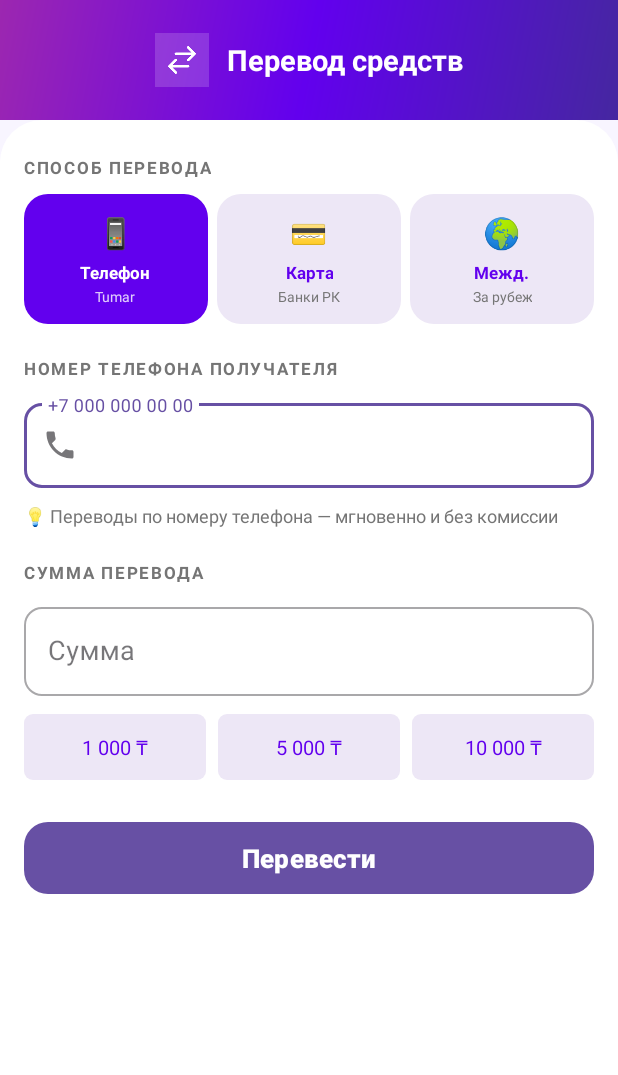
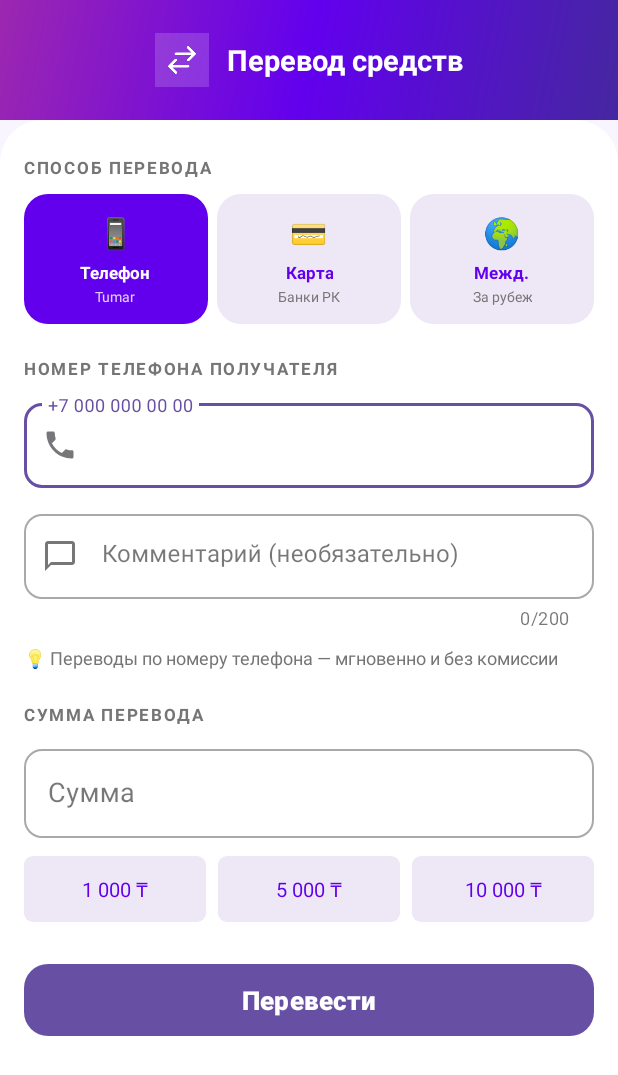
Before and after one commit to NailGareev/TumarSuperApp, an Android app: the fragment TransferFragment shown on its own in the app's theme, on a phone screen of 412 x 824 dp. Shown: the top 1075 px of the screen. Run offline under Robolectric (Android 15) with nearby library versions, the phone set to English and light mode, and no system bars; 1 statement that could not run was skipped.

Commit message:
Add comment field to phone transfer with DB persistence
- New TextInputLayout (til_phone_comment / et_phone_comment) in the
  phone section of the transfer screen, with a message icon and a
  200-char counter. Field is optional and is cleared after a
  successful transfer.
- TransferRequest now carries an optional description field (null when
  blank so it is omitted from the JSON rather than sent as empty).
- TransferFragment reads the comment and passes it to the API call.
- Node.js /api/transfer now extracts description from the request body
  and saves it to transactions.description (trimmed, max 200 chars).
- Both sender and recipient already see the description in the
  Notifications → Переводы tab via TransferNotifAdapter.

https://claude.ai/code/session_01QGJuRi8BHGViYwG2bmUdGu

```diff
--- a/app/src/main/java/com/digitalcompany/tumarsuperapp/TransferFragment.java
+++ b/app/src/main/java/com/digitalcompany/tumarsuperapp/TransferFragment.java
@@ -57,6 +57,8 @@ public class TransferFragment extends Fragment {
     // ── Phone inputs ──────────────────────────────────────────────────────────
     private TextInputLayout tilRecipientPhone;
     private TextInputEditText etRecipientPhone;
+    private TextInputLayout tilPhoneComment;
+    private TextInputEditText etPhoneComment;
 
     // ── Recipient lookup ──────────────────────────────────────────────────────
     private CardView cardRecipientInfo, cardRecipientNotFound;
@@ -121,6 +123,8 @@ public class TransferFragment extends Fragment {
         // Phone
         tilRecipientPhone = view.findViewById(R.id.til_recipient_phone);
         etRecipientPhone = view.findViewById(R.id.et_recipient_phone);
+        tilPhoneComment = view.findViewById(R.id.til_phone_comment);
+        etPhoneComment = view.findViewById(R.id.et_phone_comment);
         cardRecipientInfo = view.findViewById(R.id.card_recipient_info);
         cardRecipientNotFound = view.findViewById(R.id.card_recipient_not_found);
         cardLookupLoading = view.findViewById(R.id.card_lookup_loading);
@@ -371,10 +375,11 @@ public class TransferFragment extends Fragment {
 
         if (invalid || amount == null) return;
 
+        String comment = text(etPhoneComment);
         showLoading(true);
         if (apiService == null) { Toast.makeText(getContext(), "Ошибка сети", Toast.LENGTH_SHORT).show(); showLoading(false); return; }
 
-        apiService.transferFunds(new TransferRequest(phone, amount)).enqueue(new Callback<TransferResponse>() {
+        apiService.transferFunds(new TransferRequest(phone, amount, comment)).enqueue(new Callback<TransferResponse>() {
             @Override
             public void onResponse(Call<TransferResponse> call, Response<TransferResponse> response) {
                 showLoading(false);
@@ -383,6 +388,7 @@ public class TransferFragment extends Fragment {
                     Toast.makeText(getContext(), "Перевод выполнен успешно!", Toast.LENGTH_LONG).show();
                     etRecipientPhone.setText("");
                     etTransferAmount.setText("");
+                    etPhoneComment.setText("");
                     hideLookupCards();
                     recipientFound = false;
                 } else {
--- /dev/null
+++ b/app/src/main/res/drawable/ic_comment_24dp.xml
@@ -0,0 +1,10 @@
+<?xml version="1.0" encoding="utf-8"?>
+<vector xmlns:android="http://schemas.android.com/apk/res/android"
+    android:width="24dp"
+    android:height="24dp"
+    android:viewportWidth="24"
+    android:viewportHeight="24">
+    <path
+        android:fillColor="@android:color/black"
+        android:pathData="M20,2H4C2.9,2 2,2.9 2,4v18l4,-4h14c1.1,0 2,-0.9 2,-2V4C22,2.9 21.1,2 20,2zM20,16H6l-2,2V4h16V16z"/>
+</vector>
--- a/app/src/main/res/layout/fragment_transfer.xml
+++ b/app/src/main/res/layout/fragment_transfer.xml
@@ -361,6 +361,29 @@
                             android:textColor="@color/expense_color" />
                     </LinearLayout>
                 </androidx.cardview.widget.CardView>
+
+                <!-- Comment / description -->
+                <com.google.android.material.textfield.TextInputLayout
+                    android:id="@+id/til_phone_comment"
+                    style="@style/AuthInputLayout"
+                    android:layout_width="match_parent"
+                    android:layout_height="wrap_content"
+                    android:layout_marginTop="12dp"
+                    android:hint="Комментарий (необязательно)"
+                    app:startIconDrawable="@drawable/ic_comment_24dp"
+                    app:counterEnabled="true"
+                    app:counterMaxLength="200">
+
+                    <com.google.android.material.textfield.TextInputEditText
+                        android:id="@+id/et_phone_comment"
+                        android:layout_width="match_parent"
+                        android:layout_height="wrap_content"
+                        android:inputType="textMultiLine|textCapSentences"
+                        android:maxLength="200"
+                        android:maxLines="3"
+                        android:minLines="1"
+                        android:gravity="top" />
+                </com.google.android.material.textfield.TextInputLayout>
 
                 <TextView
                     android:layout_width="match_parent"
```
Also changed, not shown: app/src/main/java/com/digitalcompany/tumarsuperapp/network/models/TransferRequest.java (+9 -4 lines), 1 other file.
